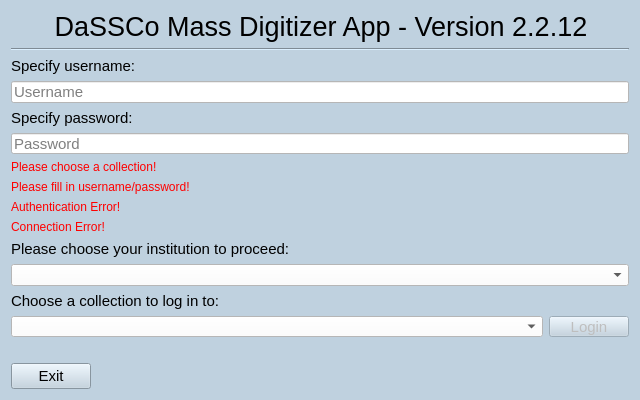
Old version of the form MassDigitizer/ui/homescreen.ui in the repository NHMDenmark/Mass-Digitizer.
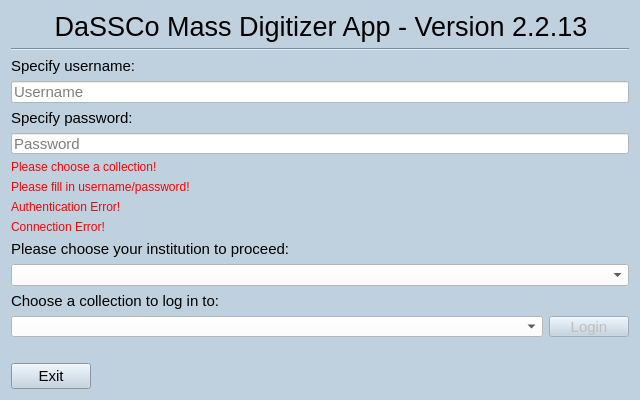
New version of the form.

Commit message: Reduced window size for small screens #648

The edit to the form file:
```diff
--- a/MassDigitizer/ui/homescreen.ui
+++ b/MassDigitizer/ui/homescreen.ui
@@ -61,7 +61,7 @@
       </font>
      </property>
      <property name="text">
-      <string>DaSSCo Mass Digitizer App - Version 2.2.12</string>
+      <string>DaSSCo Mass Digitizer App - Version 2.2.13</string>
      </property>
      <property name="alignment">
       <set>Qt::AlignmentFlag::AlignCenter</set>
```
The commit also changes 4 other files.
